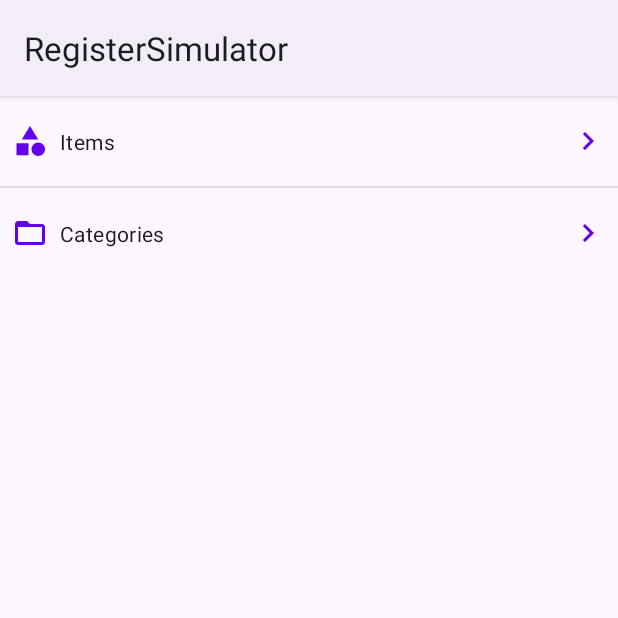
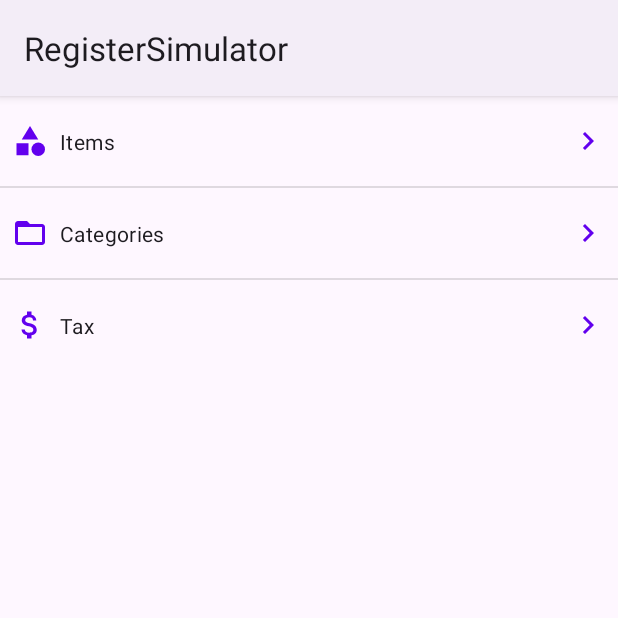
Before and after one commit to yuchan2215/RegisterSimulator, an Android app: the SettingFragment screen opened through its navigation route, on a phone screen of 412 x 824 dp, the top half of it. Run offline under Robolectric (Android 15) with nearby library versions, the phone set to English and light mode, and no system bars; our stand-ins replace data binding.

Commit message:
add: 税率設定を作成

```diff
--- /dev/null
+++ b/app/src/main/res/drawable/dollar.xml
@@ -0,0 +1,5 @@
+<vector android:height="24dp" android:tint="#000000"
+    android:viewportHeight="24" android:viewportWidth="24"
+    android:width="24dp" xmlns:android="http://schemas.android.com/apk/res/android">
+    <path android:fillColor="@android:color/white" android:pathData="M11.8,10.9c-2.27,-0.59 -3,-1.2 -3,-2.15 0,-1.09 1.01,-1.85 2.7,-1.85 1.78,0 2.44,0.85 2.5,2.1h2.21c-0.07,-1.72 -1.12,-3.3 -3.21,-3.81V3h-3v2.16c-1.94,0.42 -3.5,1.68 -3.5,3.61 0,2.31 1.91,3.46 4.7,4.13 2.5,0.6 3,1.48 3,2.41 0,0.69 -0.49,1.79 -2.7,1.79 -2.06,0 -2.87,-0.92 -2.98,-2.1h-2.2c0.12,2.19 1.76,3.42 3.68,3.83V21h3v-2.15c1.95,-0.37 3.5,-1.5 3.5,-3.55 0,-2.84 -2.43,-3.81 -4.7,-4.4z"/>
+</vector>
--- a/app/src/main/res/layout/setting_fragment.xml
+++ b/app/src/main/res/layout/setting_fragment.xml
@@ -26,5 +26,12 @@
             app:bodyText="@string/open_categories_setting"
             app:startIcon="@drawable/folder" />
 
+        <xyz.miyayu.android.registersimulator.views.IconListItem
+            android:id="@+id/tax_setting"
+            android:layout_width="match_parent"
+            android:layout_height="wrap_content"
+            app:bodyText="@string/open_tax_setting"
+            app:startIcon="@drawable/dollar" />
+
     </LinearLayout>
 </layout>
--- a/app/src/main/res/values/strings.xml
+++ b/app/src/main/res/values/strings.xml
@@ -4,4 +4,5 @@
     <string name="open_settings_button">Settings</string>
     <string name="open_items_setting">Items</string>
     <string name="open_categories_setting">Categories</string>
+    <string name="open_tax_setting">Tax</string>
 </resources>
```
